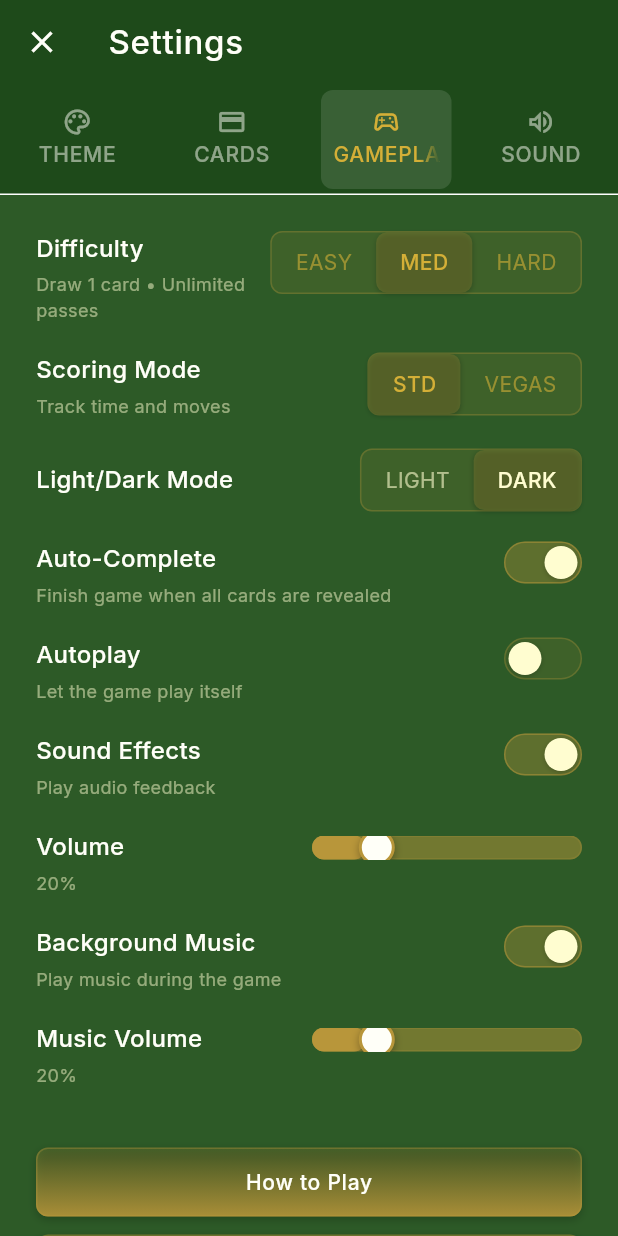
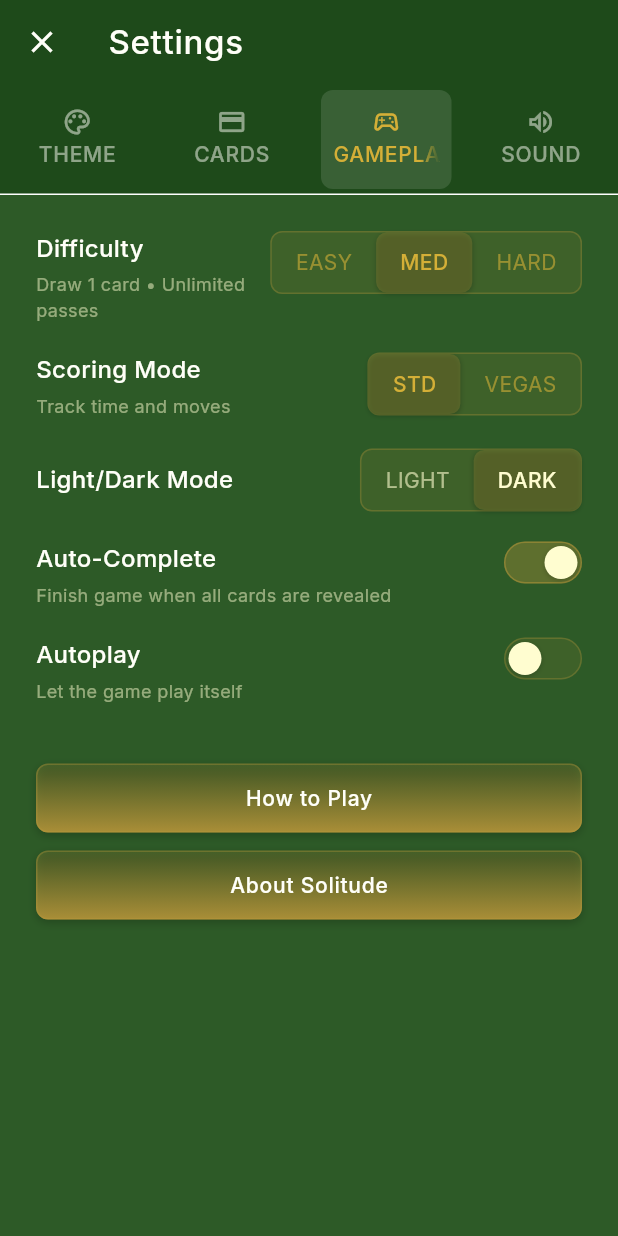
Before and after one commit to ChipCreates/Solitude, a Flutter app: the SettingsScreen screen opened directly, tab 3 chosen, on a phone screen of 412 x 824 dp. Run offline on Flutter 3.47's test engine with Material 3 defaults, Android fonts, the phone set to English and light mode, and no system bars; our stand-ins replace audioplayers, flutter_svg, hive, hive_flutter, shared_preferences; missing offline and left inert: window_manager; accounts and stored records are empty; statements that could not run were skipped; project files that could hold a hidden picture were left out.

Commit message:
resolved settings ui issues

```diff
--- a/lib/features/settings/screens/settings_screen.dart
+++ b/lib/features/settings/screens/settings_screen.dart
@@ -964,58 +964,6 @@ class _GameplayTab extends StatelessWidget {
                   onChanged: settings.setAutoplay,
                 ),
               ),
-              const SizedBox(height: 20),
-              _buildSettingRow(
-                context,
-                label: 'Sound Effects',
-                subtitle: 'Play audio feedback',
-                child: GameSwitch(
-                  value: settings.soundEnabled,
-                  onChanged: settings.setSoundEnabled,
-                ),
-              ),
-              const SizedBox(height: 20),
-              _buildSettingRow(
-                context,
-                label: 'Volume',
-                subtitle: '${(settings.soundVolume * 100).round()}%',
-                child: SizedBox(
-                  width: 180,
-                  child: VolumeSlider(
-                    value: settings.soundVolume,
-                    onChanged: (value) {
-                      settings.setSoundVolume(value);
-                    },
-                  ),
-                ),
-              ),
-              const SizedBox(height: 20),
-              _buildSettingRow(
-                context,
-                label: 'Background Music',
-                subtitle: 'Play music during the game',
-                child: GameSwitch(
-                  value: settings.musicEnabled,
-                  onChanged: (value) {
-                    settings.setMusicEnabled(value);
-                  },
-                ),
-              ),
-              const SizedBox(height: 20),
-              _buildSettingRow(
-                context,
-                label: 'Music Volume',
-                subtitle: '${(settings.musicVolume * 100).round()}%',
-                child: SizedBox(
-                  width: 180,
-                  child: VolumeSlider(
-                    value: settings.musicVolume,
-                    onChanged: (value) {
-                      settings.setMusicVolume(value);
-                    },
-                  ),
-                ),
-              ),
               const SizedBox(height: 40),
               GameButton(
                 label: 'How to Play',
```
Also changed, not shown: lib/features/game/services/audio_service.dart (added, +51 -0 lines), lib/features/game/services/game_controller.dart (+14 -0 lines).
